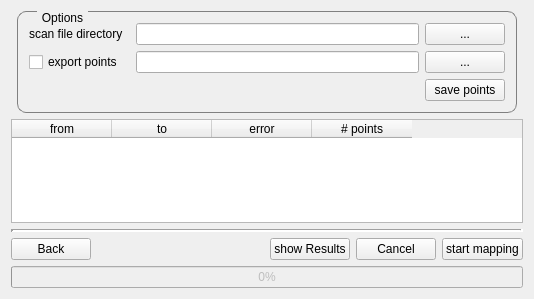
First picture: the form in src/grabe_mapping/src/rqt_plugin/gui_plugin.ui, repository JannikGrabe/grabe_mapping, before the edit.
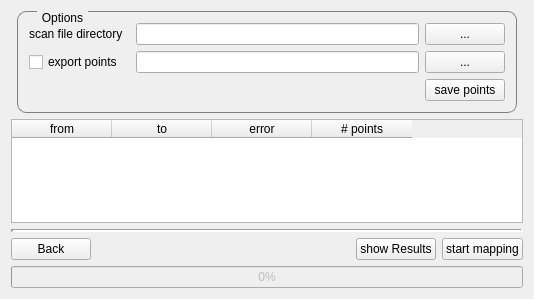
Second picture: the form after the edit.

The edit to the form file:
```diff
--- a/src/grabe_mapping/src/rqt_plugin/gui_plugin.ui
+++ b/src/grabe_mapping/src/rqt_plugin/gui_plugin.ui
@@ -238,13 +238,6 @@
         </property>
        </widget>
       </item>
-      <item>
-       <widget class="QPushButton" name="pb_cancel">
-        <property name="text">
-         <string>Cancel</string>
-        </property>
-       </widget>
-      </item>
       <item>
        <widget class="QPushButton" name="pb_start">
         <property name="text">
```
